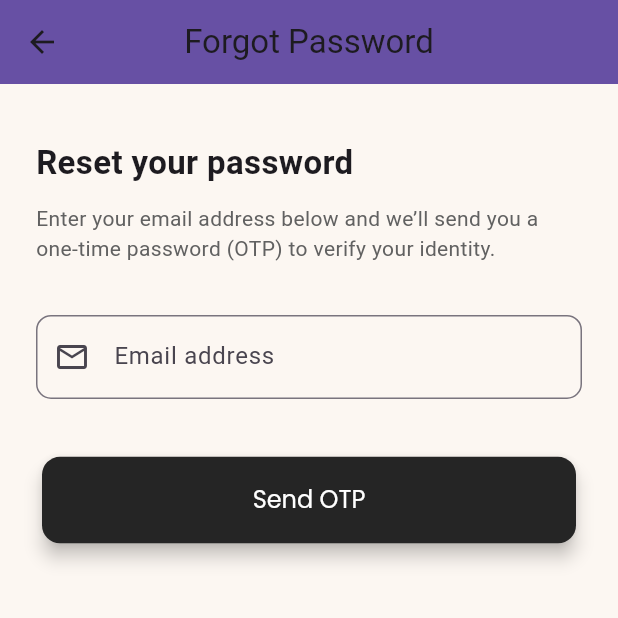
After one commit to soyaaa78/Baobab-Vision-Project, a Flutter app: the screen it shows after launch, after a tap on "Forgot Password?", on a phone screen of 412 x 824 dp, the top half of it. The commit adds this screen. Run offline on Flutter 3.47's test engine with Material 3 defaults, Android fonts, the phone set to English and light mode, and no system bars; our stand-ins replace cached_network_image, delayed_display, flutter_screenutil, shared_preferences; network calls fail.

Commit message:
Done Forgot password feature for EMAIL

```diff
--- a/mobile-app/lib/main.dart
+++ b/mobile-app/lib/main.dart
@@ -1,3 +1,4 @@
+import 'package:baobab_vision_project/screens/forgot_password_screen.dart';
 import 'package:baobab_vision_project/screens/login_screen.dart';
 import 'package:baobab_vision_project/screens/register_screen.dart';
 import 'package:baobab_vision_project/screens/splash_screen.dart';
@@ -37,6 +38,7 @@ class NUBulldogzExchange extends StatelessWidget {
             '/login': (context) => const LogInScreen(),
             '/register': (context) => const RegisterScreen(),
             '/splash': (context) => const SplashScreen(),
+            '/forgot-password': (context) => const ForgotPasswordScreen(),
           },
         );
       },
--- /dev/null
+++ b/mobile-app/lib/screens/forgot_password_screen.dart
@@ -0,0 +1,117 @@
+import 'dart:convert';
+import 'package:flutter/material.dart';
+import 'package:flutter_screenutil/flutter_screenutil.dart';
+import 'package:http/http.dart' as http;
+
+import '../constants.dart';
+import '../widgets/custom_dialog.dart';
+import '../widgets/custom_inkwell_button.dart';
+import 'email_reset_password_screen.dart';
+
+class ForgotPasswordScreen extends StatefulWidget {
+  const ForgotPasswordScreen({super.key});
+
+  @override
+  State<ForgotPasswordScreen> createState() => _ForgotPasswordScreenState();
+}
+
+class _ForgotPasswordScreenState extends State<ForgotPasswordScreen> {
+  final TextEditingController emailController = TextEditingController();
+  final GlobalKey<FormState> _formKey = GlobalKey<FormState>();
+  bool _isLoading = false;
+
+  Future<void> sendOtp() async {
+    setState(() => _isLoading = true);
+    final url = Uri.parse('http://10.0.2.2:3001/auth/request-otp');
+
+    try {
+      final response = await http.post(
+        url,
+        headers: {'Content-Type': 'application/json'},
+        body: jsonEncode({'email': emailController.text.trim()}),
+      );
+
+      final resData = jsonDecode(response.body);
+
+      if (response.statusCode == 200) {
+        Navigator.pushReplacement(
+          context,
+          MaterialPageRoute(
+            builder: (_) => EmailResetPasswordScreen(email: emailController.text.trim()),
+          ),
+        );
+      } else {
+        customDialog(
+          context,
+          title: 'Email Not Found',
+          content: resData['message'] ?? 'No account found for this email.',
+        );
+      }
+    } catch (e) {
+      customDialog(context, title: 'Network Error', content: 'Could not reach the server. Please try again.');
+    } finally {
+      setState(() => _isLoading = false);
+    }
+  }
+
+  @override
+  Widget build(BuildContext context) {
+    return Scaffold(
+      backgroundColor: WHITE_COLOR,
+      appBar: AppBar(
+        title: const Text('Forgot Password'),
+        backgroundColor: Theme.of(context).primaryColor,
+        centerTitle: true,
+        elevation: 0,
+      ),
+      body: SingleChildScrollView(
+        padding: EdgeInsets.symmetric(horizontal: 24.w, vertical: 32.h),
+        child: Column(
+          crossAxisAlignment: CrossAxisAlignment.start,
+          children: [
+            Text(
+              'Reset your password',
+              style: TextStyle(fontSize: 22.sp, fontWeight: FontWeight.bold),
+            ),
+            SizedBox(height: 10.h),
+            Text(
+              'Enter your email address below and we’ll send you a one-time password (OTP) to verify your identity.',
+              style: TextStyle(fontSize: 14.sp, color: Colors.grey[700]),
+            ),
+            SizedBox(height: 30.h),
+
+            /// Email Input
+            Form(
+              key: _formKey,
+              child: TextFormField(
+                controller: emailController,
+                keyboardType: TextInputType.emailAddress,
+                validator: (value) =>
+                    value == null || value.isEmpty ? 'Please enter your email' : null,
+                decoration: InputDecoration(
+                  labelText: 'Email address',
+                  prefixIcon: const Icon(Icons.email_outlined),
+                  border: OutlineInputBorder(borderRadius: BorderRadius.circular(10.r)),
+                ),
+              ),
+            ),
+            SizedBox(height: 30.h),
+
+            /// Send OTP Button
+            CustomInkwellButton(
+              onTap: () {
+                if (_formKey.currentState!.validate()) {
+                  sendOtp();
+                }
+              },
+              height: 50.h,
+              width: double.infinity,
+              buttonName: _isLoading ? 'Sending...' : 'Send OTP',
+              fontSize: 16.sp,
+            ),
+          ],
+        ),
+      ),
+    );
+  }
+}
--- a/mobile-app/lib/screens/login_screen.dart
+++ b/mobile-app/lib/screens/login_screen.dart
@@ -33,29 +33,31 @@ class _LogInScreenState extends State<LogInScreen> {
   var url = Uri.parse('http://10.0.2.2:3001/auth/login');
 
   try {
-    var response = await http.post(
+    final response = await http.post(
       url,
       headers: {'Content-Type': 'application/json'},
-      body: json.encode({
+      body: jsonEncode({
         'username': usernameController.text.trim(),
         'password': passwordController.text.trim(),
       }),
     );
 
-    var resData = json.decode(response.body);
+    print('🔄 LOGIN RESPONSE CODE: ${response.statusCode}');
+    print('🔄 LOGIN RESPONSE BODY: ${response.body}');
+
+    final resData = jsonDecode(response.body);
 
     if (response.statusCode == 200) {
-      final token = resData['token']; // auth token
+      final token = resData['token'];
       final email = resData['email'];
-      final isVerified = resData['isVerified'];
-      final verificationToken = resData['verificationToken']; // ✅ NEW
+      final isVerified = resData['isVerified'] ?? true;
+      final verificationToken = resData['verificationToken'];
 
       await _saveUsername(usernameController.text.trim());
 
       if (isVerified) {
         Navigator.pushReplacementNamed(context, '/home');
       } else {
-        // Pass the verificationToken to the screen
         Navigator.pushReplacement(
           context,
           MaterialPageRoute(
@@ -63,21 +65,25 @@ class _LogInScreenState extends State<LogInScreen> {
               username: usernameController.text.trim(),
               password: passwordController.text.trim(),
               email: email,
-              token: verificationToken, // ✅ use correct token here
+              token: verificationToken,
               isVerified: false,
             ),
           ),
         );
       }
     } else {
-      customDialog(context, title: 'Login Failed', content: resData['message']);
+      final errorMessage = resData['message'] ?? 'Invalid login. Please try again.';
+      customDialog(context, title: 'Login Failed', content: errorMessage);
     }
   } catch (e) {
-    customDialog(context, title: 'Error', content: 'Something went wrong. Please try again.');
+    print('❌ Login Exception: $e');
+    customDialog(
+      context,
+      title: 'Error',
+      content: 'Unexpected error occurred. Please check your connection and try again.',
+    );
   }
 }
-
-
   @override
 Widget build(BuildContext context) {
   return Scaffold(
@@ -153,7 +159,25 @@ class _LogInScreenState extends State<LogInScreen> {
                         border: const OutlineInputBorder(),
                       ),
                     ),
-                      SizedBox(height: 30.h),
+                    SizedBox(height: 25.h),
+
+                    /// Forgot Password Link
+                    Center(
+                      child: GestureDetector(
+                        onTap: () {
+                          Navigator.pushNamed(context, '/forgot-password');
+                        },
+                        child: Text(
+                          'Forgot Password?',
+                          style: TextStyle(
+                            color: Theme.of(context).primaryColor,
+                            fontSize: 14.sp,
+                            decoration: TextDecoration.underline,
+                          ),
+                        ),
+                      ),
+                    ),
+                    SizedBox(height: 25.h),
 
                     /// Login Button
                     CustomInkwellButton(
@@ -208,4 +232,5 @@ class _LogInScreenState extends State<LogInScreen> {
     ),
   );
 }
+
 }
```
Also changed, not shown: mobile-app/lib/screens/email_reset_password_screen.dart (added, +155 -0 lines), mobile-app/lib/screens/reset_password_screen.dart (added, +129 -0 lines), 8 other files. Lines whose indentation alone changed are shown as unchanged.
